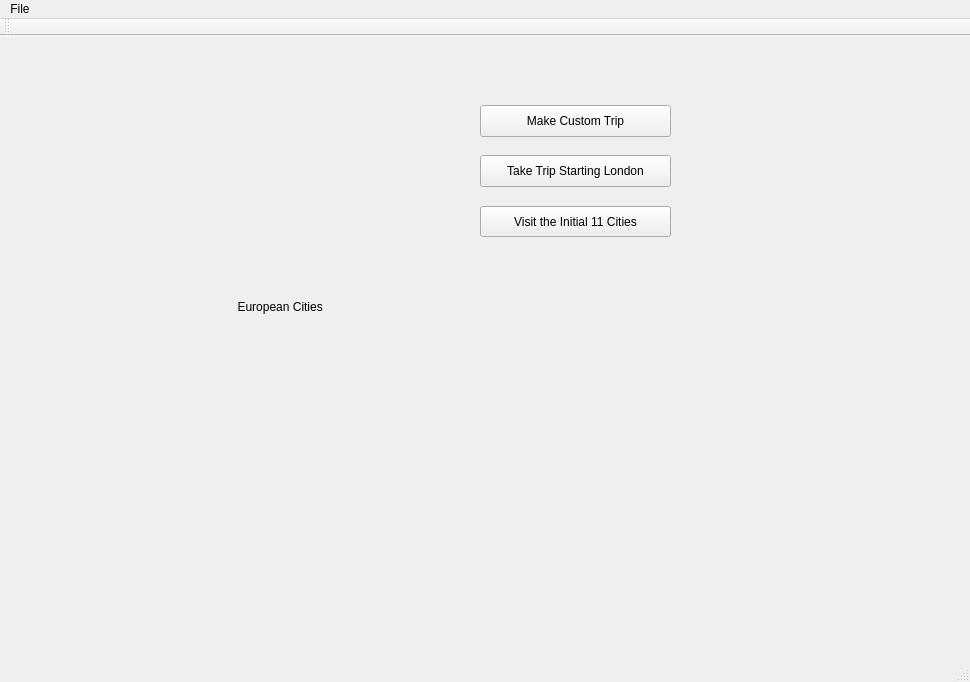
The window that travelersmainwindow.ui (cardenas16/european_cities) describes before a commit, drawn with Qt 5.
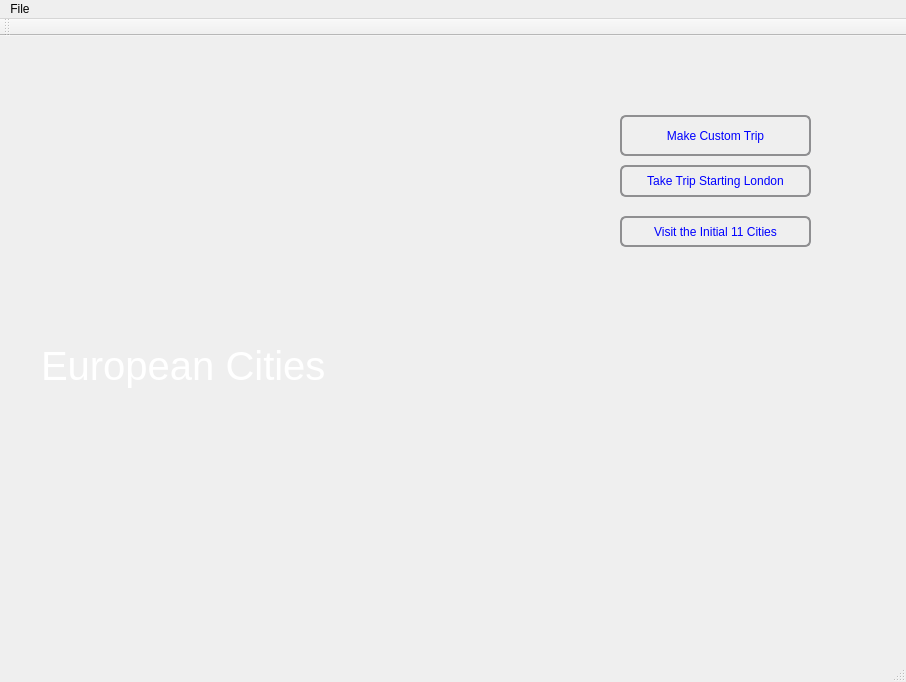
The same window after the commit. The open tabs and pages were chosen to show the change. Icons and pictures are not drawn.

Patch:
```diff
--- a/travelersmainwindow.ui
+++ b/travelersmainwindow.ui
@@ -2,27 +2,60 @@
 <ui version="4.0">
  <class>TravelersMainWindow</class>
  <widget class="QMainWindow" name="TravelersMainWindow">
+  <property name="enabled">
+   <bool>true</bool>
+  </property>
   <property name="geometry">
    <rect>
     <x>0</x>
     <y>0</y>
-    <width>970</width>
+    <width>906</width>
     <height>682</height>
    </rect>
   </property>
   <property name="windowTitle">
    <string>TravelersMainWindow</string>
   </property>
+  <property name="styleSheet">
+   <string notr="true">QWidget{
+background-image: url(/Users/JoseCardenas/Desktop/RETIREES1015-family-travel-plans.jpg);
+
+ }
+</string>
+  </property>
   <widget class="QWidget" name="centralWidget">
    <widget class="QStackedWidget" name="stackedWidget">
     <property name="geometry">
      <rect>
-      <x>90</x>
+      <x>30</x>
       <y>30</y>
-      <width>611</width>
-      <height>491</height>
+      <width>831</width>
+      <height>591</height>
      </rect>
     </property>
+    <property name="styleSheet">
+     <string notr="true">QPushButton { 
+color: blue; 
+ padding-top: 5px;
+ padding-right: 5px;
+ padding-bottom: 5px;
+ padding-left: 5px;
+border: 2px solid #8f8f91;
+border-radius: 6px;
+ background-color: qlineargradient(x1: 0, y1: 0, x2: 0, y2: 1,
+                                      stop: 0 #f6f7fa, stop: 1 #dadbde);
+min-width: 80px;
+
+
+}
+
+QPushButton:hover
+{
+  background-color: #4CAF50; /* Green */
+    color: white;
+}
+</string>
+    </property>
     <property name="currentIndex">
      <number>4</number>
     </property>
@@ -30,8 +63,8 @@
      <widget class="QPushButton" name="visitInitialCities">
       <property name="geometry">
        <rect>
-        <x>390</x>
-        <y>140</y>
+        <x>590</x>
+        <y>150</y>
         <width>191</width>
         <height>31</height>
        </rect>
@@ -43,10 +76,10 @@
      <widget class="QPushButton" name="makeCustomTripButton">
       <property name="geometry">
        <rect>
-        <x>390</x>
-        <y>39</y>
+        <x>590</x>
+        <y>49</y>
         <width>191</width>
-        <height>32</height>
+        <height>41</height>
        </rect>
       </property>
       <property name="text">
@@ -56,8 +89,8 @@
      <widget class="QPushButton" name="takeLondonTripButton">
       <property name="geometry">
        <rect>
-        <x>390</x>
-        <y>89</y>
+        <x>590</x>
+        <y>99</y>
         <width>191</width>
         <height>32</height>
        </rect>
@@ -69,21 +102,32 @@
      <widget class="QWidget" name="layoutWidget">
       <property name="geometry">
        <rect>
-        <x>30</x>
+        <x>0</x>
         <y>20</y>
-        <width>331</width>
-        <height>441</height>
+        <width>571</width>
+        <height>561</height>
        </rect>
       </property>
       <layout class="QVBoxLayout" name="verticalLayout_2">
        <item>
         <widget class="QLabel" name="label_2">
+         <property name="maximumSize">
+          <size>
+           <width>16777215</width>
+           <height>276</height>
+          </size>
+         </property>
          <property name="styleSheet">
-          <string notr="true">text: center;
-</string>
+          <string notr="true">
+
+  font-size: 40px;
+font-style: bold;
+color: white;
+shadow:2px 2px red;
+opacity: 0.5;</string>
          </property>
          <property name="text">
-          <string>                                European Cities </string>
+          <string>European Cities </string>
          </property>
         </widget>
        </item>
@@ -380,7 +424,7 @@
     <rect>
      <x>0</x>
      <y>0</y>
-     <width>970</width>
+     <width>906</width>
      <height>22</height>
     </rect>
    </property>
```
Left out of the diff: 8 changed lines with no effect on the pictures.
